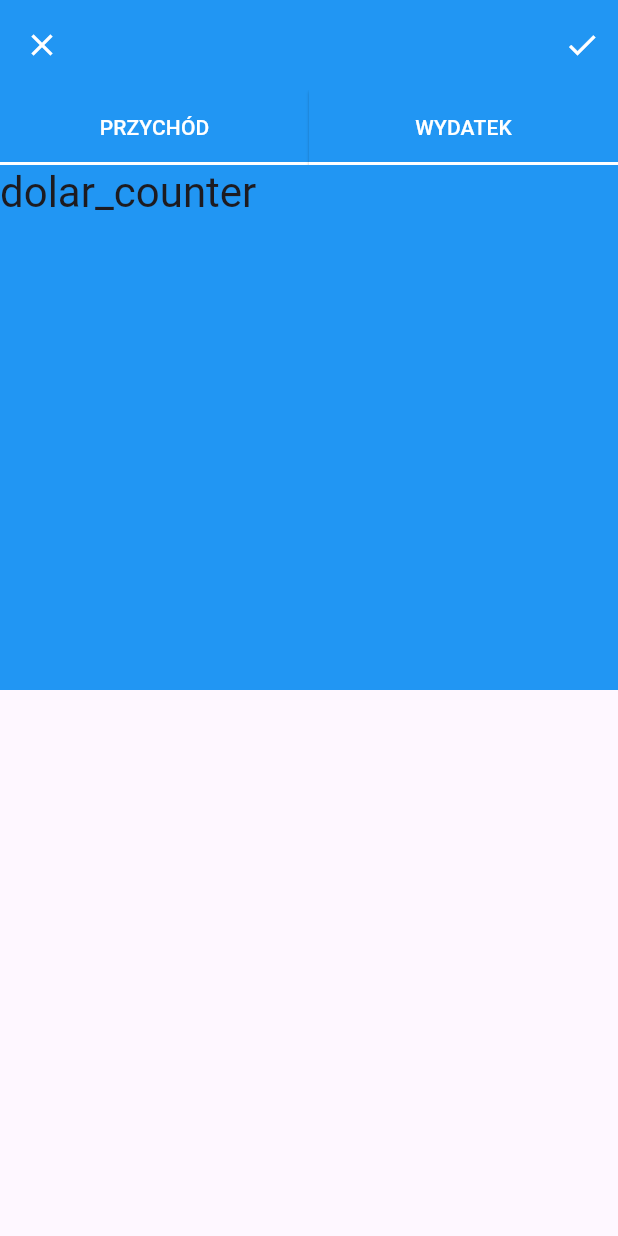
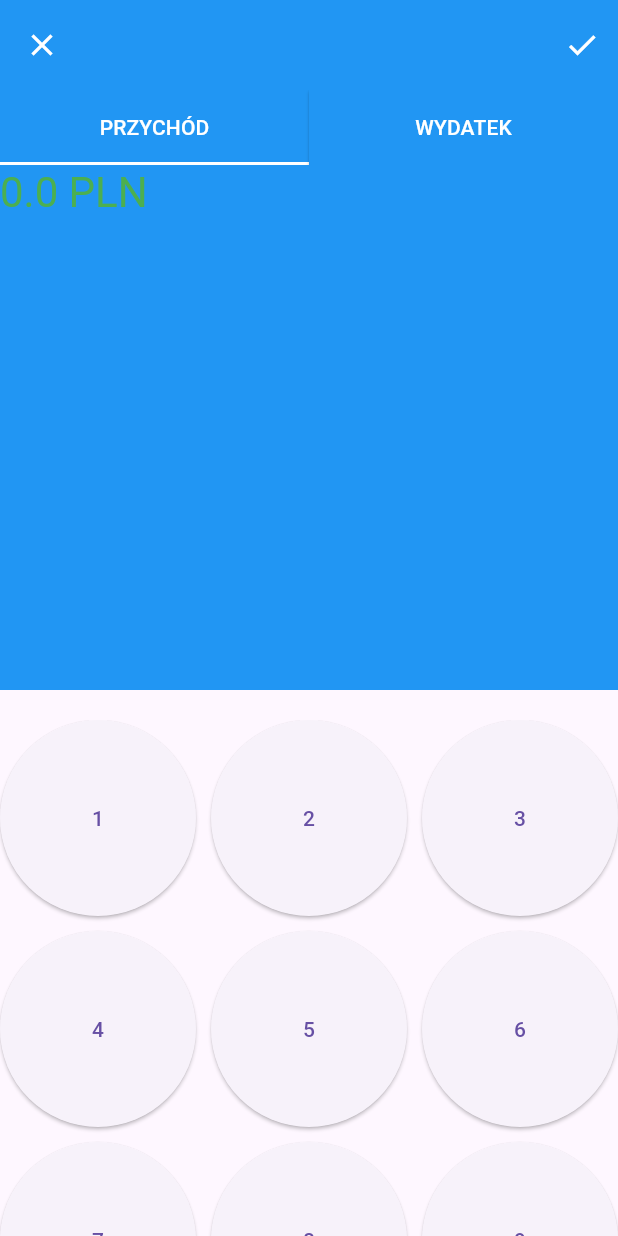
Before and after one commit to ZPatryk/MyWallet, a Flutter app: the Data screen opened directly, after a tap on the "check" icon, on a phone screen of 412 x 824 dp. Run offline on Flutter 3.47's test engine with Material 3 defaults, Android fonts, the phone set to English and light mode, and no system bars.

```diff
--- a/lib/screens/data.dart
+++ b/lib/screens/data.dart
@@ -1,7 +1,6 @@
 import 'package:flutter/cupertino.dart';
 import 'package:flutter/material.dart';
-import 'package:wallet/screens/account.dart';
-import 'package:wallet/screens/my_home_page.dart';
+
 import 'package:wallet/utils/text_stykes.dart';
 
 class Data extends StatefulWidget {
@@ -12,6 +11,40 @@ class Data extends StatefulWidget {
 }
 
 class _DataState extends State<Data> {
+  double _balance = 0.0; // Początkowy balans
+  String _inputValue = ''; // Wartość wpisywana za pomocą klawiatury numerycznej
+  int _selectedTabIndex = 0; // Indeks wybranej zakładki
+
+  // Funkcja do dodania cyfry do wartości wpisywanej
+  void _addDigit(String digit) {
+    setState(() {
+      _inputValue += digit;
+    });
+  }
+
+  // Funkcja do czyszczenia wpisanej wartości
+  void _clearInput() {
+    setState(() {
+      _inputValue = '';
+    });
+  }
+
+  // Funkcja do aktualizacji balansu
+  void _confirmTransaction() {
+    setState(() {
+      double? value = double.tryParse(_inputValue); // Próba konwersji wartości
+      if (value != null) {
+        if (_selectedTabIndex == 0) {
+          // Jeśli wybrany przycisk to 'Przychód', dodajemy wartość do balansu
+          _balance += value;
+        } else {
+          // Jeśli wybrany przycisk to 'Wydatek', odejmujemy wartość od balansu
+          _balance -= value;
+        }
+      }
+      _inputValue = ''; // Czyszczenie wpisanej wartości po zatwierdzeniu transakcji
+    });
+  }
 
   @override
   Widget build(BuildContext context) {
@@ -21,22 +54,17 @@ class _DataState extends State<Data> {
           elevation: 0,
           toolbarHeight: 60,
           leading: IconButton(
-            icon: Icon(Icons.close), // Ikona trzech poziomych kresek
+            icon: Icon(Icons.close), // Ikona zamknięcia (trzy poziome kreski)
             color: Colors.white, // Kolor ikony
             onPressed: () {
-              // Akcja po kliknięciu ikony menu
               print("Menu icon clicked");
-              // Tu można dodać funkcję otwierania menu
             },
           ),
           actions: [
             IconButton(
-              icon: Icon(Icons.check), // Ikona dzwoneczka
+              icon: Icon(Icons.check), // Ikona ptaszka jako zatwierdzenie
               color: Colors.white,
-              onPressed: () {
-                print("Notifications icon clicked");
-                // Można tu dodać akcję otwierającą powiadomienia
-              },
+              onPressed: _confirmTransaction, // Funkcja zatwierdzająca
             ),
           ],
         ),
@@ -55,31 +83,28 @@ class _DataState extends State<Data> {
                             style: ElevatedButton.styleFrom(
                               minimumSize: Size(double.infinity, 50),
                               backgroundColor: Colors.blue,
-                              // Kolor przycisku
                               shape: const RoundedRectangleBorder(
                                 borderRadius: BorderRadius.zero,
                               ),
                             ),
                             onPressed: () {
-                              Navigator.push(
-                                context,
-                                MaterialPageRoute(
-                                  builder: (context) => MyAccount(),
-                                ),
-                              );
+                              setState(() {
+                                _selectedTabIndex = 0; // Wybór zakładki Przychód
+                              });
                             },
                             child: Text(
-                              'PRZYCHÓD',
+                              'PRZYCHÓD', // Zmienione z INCOME na PRZYCHÓD
                               style: TextStyles.body,
                             ),
                           ),
+                          if (_selectedTabIndex == 0)
                             Positioned(
                               bottom: 0,
                               left: 0,
                               right: 0,
                               child: Container(
-                              height: 2, // Wysokość linii
-                              color: Colors.white,
+                                height: 2,
+                                color: Colors.white, // Linia podkreślająca aktywny przycisk
                               ),
                             ),
                         ],
@@ -95,31 +120,28 @@ class _DataState extends State<Data> {
                             style: ElevatedButton.styleFrom(
                               minimumSize: Size(double.infinity, 50),
                               backgroundColor: Colors.blue,
-                              // Kolor przycisku
                               shape: const RoundedRectangleBorder(
                                 borderRadius: BorderRadius.zero,
                               ),
                             ),
                             onPressed: () {
-                              Navigator.push(
-                                context,
-                                MaterialPageRoute(
-                                  builder: (context) => MyHomePage(title: ''),
-                                ),
-                              );
+                              setState(() {
+                                _selectedTabIndex = 1; // Wybór zakładki Wydatek
+                              });
                             },
                             child: Text(
-                              'WYDATEK',
+                              'WYDATEK', // Zmienione z EXPENSE na WYDATEK
                               style: TextStyles.body,
                             ),
                           ),
+                          if (_selectedTabIndex == 1)
                             Positioned(
                               bottom: 0,
                               left: 0,
                               right: 0,
                               child: Container(
-                              height: 2, // Wysokość linii
-                              color: Colors.white,
+                                height: 2,
+                                color: Colors.white, // Linia podkreślająca aktywny przycisk
                               ),
                             ),
                         ],
@@ -131,17 +153,49 @@ class _DataState extends State<Data> {
               Container(
                 color: Colors.blue,
                 width: double.infinity,
-                height:350, // Wysokość widget
-                child:
-                  Text(
-                    'dolar_counter',
-                    style: Theme.of(context).textTheme.headlineMedium,
+                height: 350,
+                child: Text(
+                  '$_balance PLN', // Wyświetlanie balansu
+                  style: Theme.of(context).textTheme.headlineMedium?.copyWith(
+                    color: _balance >= 0 ? Colors.green : Colors.red, // Kolor w zależności od wartości balansu
                   ),
                 ),
-              Container(),
+              ),
+              const SizedBox(height: 20),
+              Expanded(
+                child: GridView.builder(
+                  gridDelegate: const SliverGridDelegateWithFixedCrossAxisCount(
+                    crossAxisCount: 3, // 3 kolumny dla przycisków
+                    mainAxisSpacing: 10.0,
+                    crossAxisSpacing: 10.0,
+                  ),
+                  itemCount: 12, // 12 elementów (cyfry 0-9, kropka, Clear)
+                  itemBuilder: (BuildContext context, int index) {
+                    if (index == 9) {
+                      return ElevatedButton(
+                        onPressed: () => _addDigit('.'), // Dodanie kropki do wartości
+                        child: const Text('.'),
+                      );
+                    } else if (index == 11) {
+                      return ElevatedButton(
+                        onPressed: _clearInput, // Funkcja czyszcząca
+                        style: ElevatedButton.styleFrom(
+                            backgroundColor: Colors.red),
+                        child: const Text('Clear'), // Tekst Clear na przycisku
+                      );
+                    } else {
+                      String number =
+                      index == 10 ? '0' : (index + 1).toString(); // Cyfry 0-9
+                      return ElevatedButton(
+                        onPressed: () => _addDigit(number), // Dodawanie cyfry do wartości
+                        child: Text(number),
+                      );
+                    }
+                  },
+                ),
+              ),
             ],
           ),
-        )
-    );
+        ));
   }
 }
```
Lines whose indentation alone changed are shown as unchanged.
